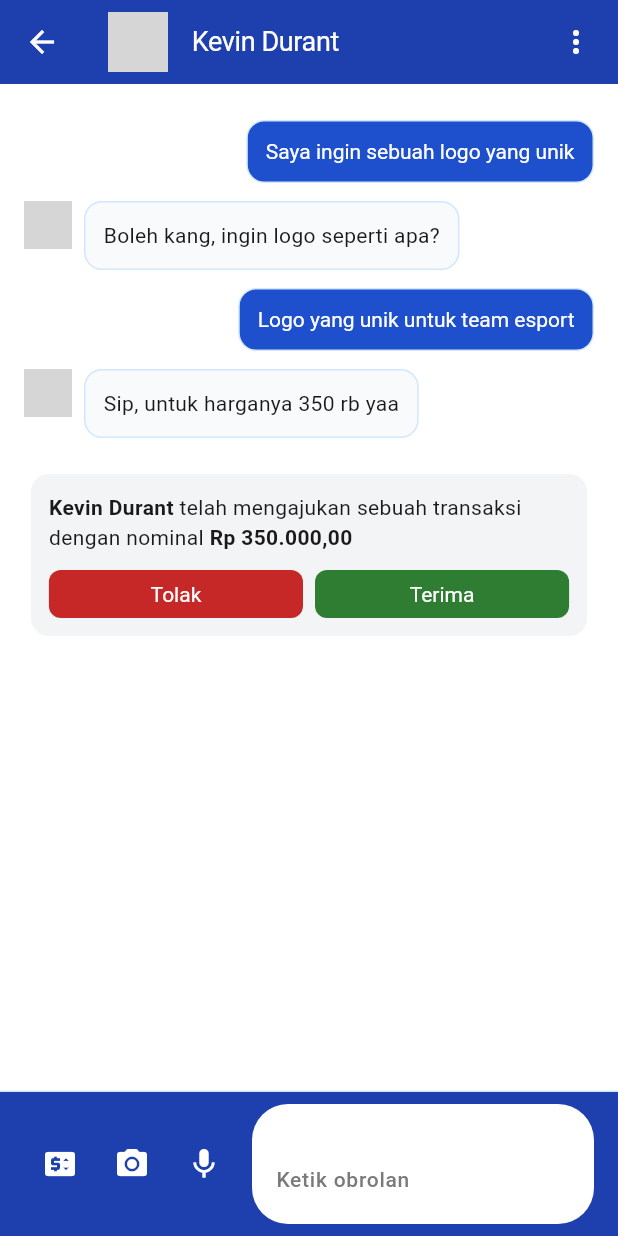
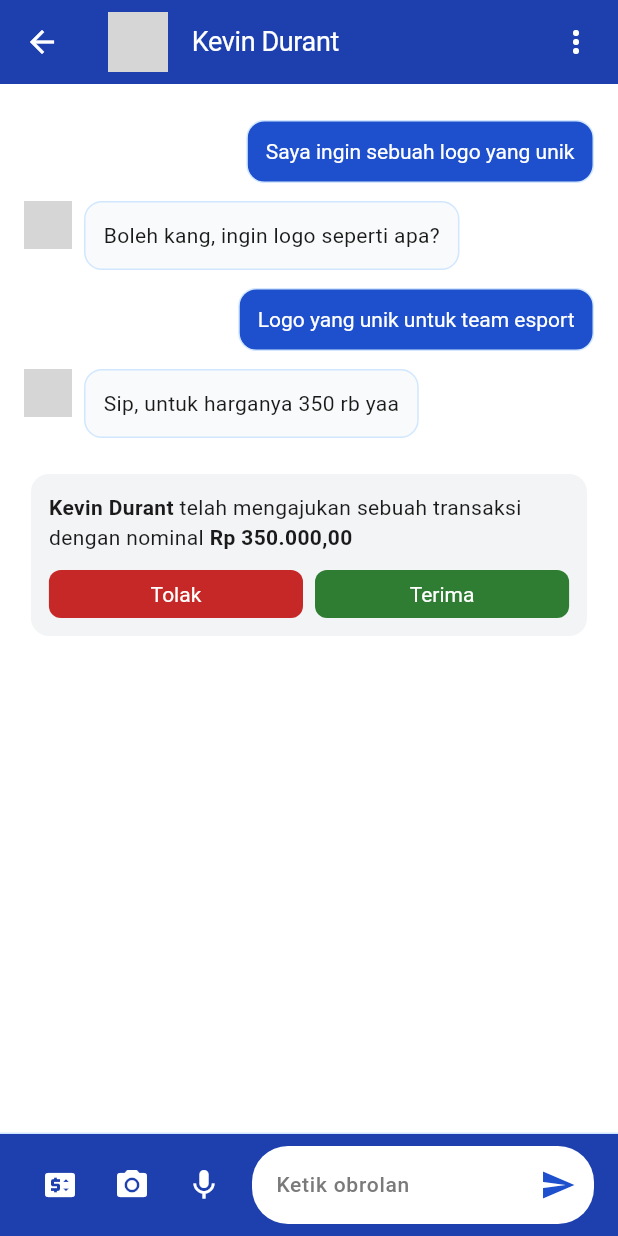
Before and after one commit to Arnold231110087/TugasFrontEndMobile, a Flutter app: the ChatPage screen opened directly, after a tap on "Kevin Durant", on a phone screen of 412 x 824 dp. Run offline on Flutter 3.47's test engine with Material 3 defaults, Android fonts, the phone set to English and light mode, and no system bars; our stand-ins replace shared_preferences; accounts and stored records are empty; grey boxes are pictures that could not be loaded.

Commit message:
update pada designer page pada funjgsi chats

```diff
--- a/lib/pages/chat_detail_page.dart
+++ b/lib/pages/chat_detail_page.dart
@@ -2,43 +2,69 @@ import 'package:flutter/material.dart';
 import '../components/chat_bubble_component.dart';
 
 class ChatDetailPage extends StatefulWidget {
-  final Map<String, dynamic> chat;
+  final Map<String, dynamic>
+  chat;
 
-  const ChatDetailPage({
-    super.key,
-    required this.chat,
-  });
+  const ChatDetailPage({super.key, required this.chat});
 
   @override
   State<ChatDetailPage> createState() => _ChatDetailPageState();
 }
 
 class _ChatDetailPageState extends State<ChatDetailPage> {
+  final TextEditingController _messageController = TextEditingController();
+  final ScrollController _scrollController = ScrollController();
+
+  @override
+  void initState() {
+    super.initState();
+    WidgetsBinding.instance.addPostFrameCallback((_) {
+      if (_scrollController.hasClients &&
+          _scrollController.position.maxScrollExtent > 0) {
+        _scrollController.jumpTo(_scrollController.position.maxScrollExtent);
+      }
+    });
+  }
+
+  void _addMessage(String text) {
+    if (text.trim().isNotEmpty) {
+
+      final newMessage = {
+        'sender': 'you',
+        'time': 'Baru saja',
+        'message': text.trim(),
+      };
+
+      setState(() {
+        widget.chat['messages'].add(newMessage);
+      });
+
+      _messageController.clear();
+
+      WidgetsBinding.instance.addPostFrameCallback((_) {
+        if (_scrollController.hasClients) {
+          _scrollController.animateTo(
+            _scrollController.position.maxScrollExtent,
+            duration: const Duration(milliseconds: 300),
+            curve: Curves.easeOut,
+          );
+        }
+      });
+    }
+  }
+
+  @override
+  void dispose() {
+    _messageController.dispose();
+    _scrollController.dispose();
+    super.dispose();
+  }
+
   @override
   Widget build(BuildContext context) {
     final ThemeData theme = Theme.of(context);
 
     final List<Map<String, dynamic>> messages = widget.chat['messages'];
-    List<Widget> chatWidgets = [];
-
-    for (int i = 0; i < messages.length; i++) {
-      final Map<String, dynamic> current = messages[i];
-      final String? previousSender = i > 0 ? messages[i - 1]['sender'] : null;
-
-      if (previousSender != null) {
-        chatWidgets.add(SizedBox(
-          height: previousSender == 'system' || current['sender'] == 'system'
-          ? 24
-          : current['sender'] == previousSender ? 4 : 12,
-        ));
-      }
-
-      chatWidgets.add(ChatBubble(
-        chat: current,
-        username: widget.chat['username'],
-        profileImage: widget.chat['profileImage'],
-      ));
-    }
 
     return Scaffold(
       backgroundColor: theme.scaffoldBackgroundColor,
@@ -47,12 +73,11 @@ class _ChatDetailPageState extends State<ChatDetailPage> {
         title: Row(
           crossAxisAlignment: CrossAxisAlignment.center,
           children: [
-            CircleAvatar(backgroundImage: AssetImage(widget.chat['profileImage'])),
+            CircleAvatar(
+              backgroundImage: AssetImage(widget.chat['profileImage']),
+            ),
             SizedBox(width: 16),
-            Text(
-              widget.chat['username'],
-              style: theme.textTheme.displayLarge,
-            ),
+            Text(widget.chat['username'], style: theme.textTheme.displayLarge),
           ],
         ),
         actions: [
@@ -63,8 +88,10 @@ class _ChatDetailPageState extends State<ChatDetailPage> {
                 Icons.more_vert,
                 color: theme.textTheme.displaySmall!.color,
               ),
-              onSelected: (value) {},
-              itemBuilder: (context) => [
+              onSelected: (value) {
+              },
+              itemBuilder:
+                  (context) => [
                     PopupMenuItem(
                       value: 'hapus',
                       child: ListTile(
@@ -113,28 +140,45 @@ class _ChatDetailPageState extends State<ChatDetailPage> {
         child: Column(
           children: [
             Expanded(
-              child: ListView(
-                padding: EdgeInsets.symmetric(
-                  horizontal: 16,
-                  vertical: 24,
+              child: ListView.builder(
+                controller: _scrollController,
+                padding: EdgeInsets.symmetric(horizontal: 16, vertical: 24),
+                itemCount: messages.length,
+                itemBuilder: (context, i) {
+                  final Map<String, dynamic> current = messages[i];
+                  final String? previousSender =
+                      i > 0 ? messages[i - 1]['sender'] : null;
+
+                  return Column(
+                    children: [
+                      if (previousSender != null)
+                        SizedBox(
+                          height:
+                              previousSender == 'system' ||
+                                      current['sender'] == 'system'
+                                  ? 24
+                                  : current['sender'] == previousSender
+                                  ? 4
+                                  : 12,
                         ),
-                children: chatWidgets,
+                      ChatBubble(
+                        chat: current,
+                        username: widget.chat['username'],
+                        profileImage: widget.chat['profileImage'],
+                      ),
+                    ],
+                  );
+                },
               ),
             ),
             Container(
               decoration: BoxDecoration(
                 color: theme.appBarTheme.backgroundColor,
                 border: Border(
-                  top: BorderSide(
-                    width: 1,
-                    color: theme.dividerColor,
+                  top: BorderSide(width: 1, color: theme.dividerColor),
                 ),
               ),
-              ),
-              padding: EdgeInsets.symmetric(
-                horizontal: 16,
-                vertical: 8,
-              ),
+              padding: EdgeInsets.symmetric(horizontal: 16, vertical: 8),
               child: Row(
                 children: [
                   IconButton(
@@ -145,8 +189,11 @@ class _ChatDetailPageState extends State<ChatDetailPage> {
                     onPressed: () {
                       showDialog(
                         context: context,
-                        builder: (_) => AlertDialog(
-                          shape: RoundedRectangleBorder(borderRadius: BorderRadius.circular(16)),
+                        builder:
+                            (_) => AlertDialog(
+                              shape: RoundedRectangleBorder(
+                                borderRadius: BorderRadius.circular(16),
+                              ),
                               title: Text(
                                 'Ajukan Transaksi',
                                 style: theme.textTheme.bodyLarge,
@@ -154,16 +201,19 @@ class _ChatDetailPageState extends State<ChatDetailPage> {
                               content: TextField(
                                 style: theme.textTheme.bodyMedium,
                                 keyboardType: TextInputType.number,
-                            cursorColor: theme.textTheme.headlineSmall!.color,
+                                cursorColor:
+                                    theme.textTheme.headlineSmall!.color,
                                 decoration: InputDecoration(
                                   prefixText: 'Rp  ',
                                   labelText: 'Harga',
                                   labelStyle: theme.textTheme.labelMedium,
-                              focusColor: theme.textTheme.headlineSmall!.color,
+                                  focusColor:
+                                      theme.textTheme.headlineSmall!.color,
                                   focusedBorder: UnderlineInputBorder(
                                     borderSide: BorderSide(
                                       width: 2,
-                                  color: theme.textTheme.headlineSmall!.color!,
+                                      color:
+                                          theme.textTheme.headlineSmall!.color!,
                                     ),
                                   ),
                                 ),
@@ -205,14 +255,18 @@ class _ChatDetailPageState extends State<ChatDetailPage> {
                   SizedBox(width: 8),
                   Expanded(
                     child: TextField(
+                      controller: _messageController,
                       style: theme.textTheme.bodyMedium,
-
                       cursorColor: theme.textTheme.headlineSmall!.color,
                       decoration: InputDecoration(
                         filled: true,
                         fillColor: theme.scaffoldBackgroundColor,
                         hintText: 'Ketik obrolan',
-                        suffix: IconButton(icon: Icon(Icons.send),onPressed: () {},),
+                        suffixIcon: IconButton(
+                          icon: Icon(Icons.send),
+                          onPressed: () => _addMessage(_messageController.text),
+                          color: theme.textTheme.headlineSmall!.color,
+                        ),
                         hintStyle: theme.textTheme.labelMedium,
                         border: OutlineInputBorder(
                           borderRadius: BorderRadius.circular(24),
```
Also changed, not shown: lib/main.dart (+8 -18 lines), lib/pages/chat_page.dart (+69 -17 lines), lib/pages/designer_account_page.dart (+6 -2 lines). Lines whose indentation alone changed are shown as unchanged.
